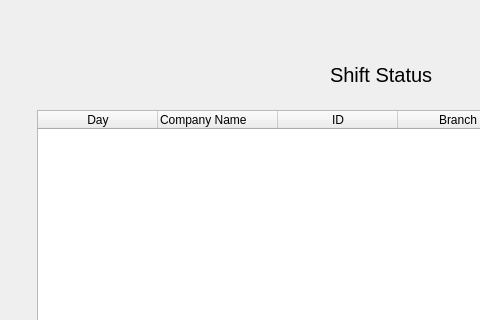
Qt form shift_table.ui (MikaalImam/DBMS_proj) before a commit; both pictures show x 0 to 480 and y 0 to 320 of the 800 by 600 pixel window.
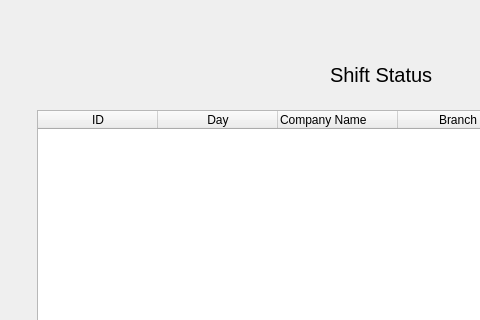
The same form after that commit.

The edit to the form file:
```diff
--- a/shift_table.ui
+++ b/shift_table.ui
@@ -50,6 +50,11 @@
     <attribute name="horizontalHeaderMinimumSectionSize">
      <number>20</number>
     </attribute>
+    <column>
+     <property name="text">
+      <string>ID</string>
+     </property>
+    </column>
     <column>
      <property name="text">
       <string>Day</string>
@@ -66,11 +71,6 @@
       <set>AlignLeading|AlignVCenter</set>
      </property>
     </column>
-    <column>
-     <property name="text">
-      <string>ID</string>
-     </property>
-    </column>
     <column>
      <property name="text">
       <string>Branch</string>
```
